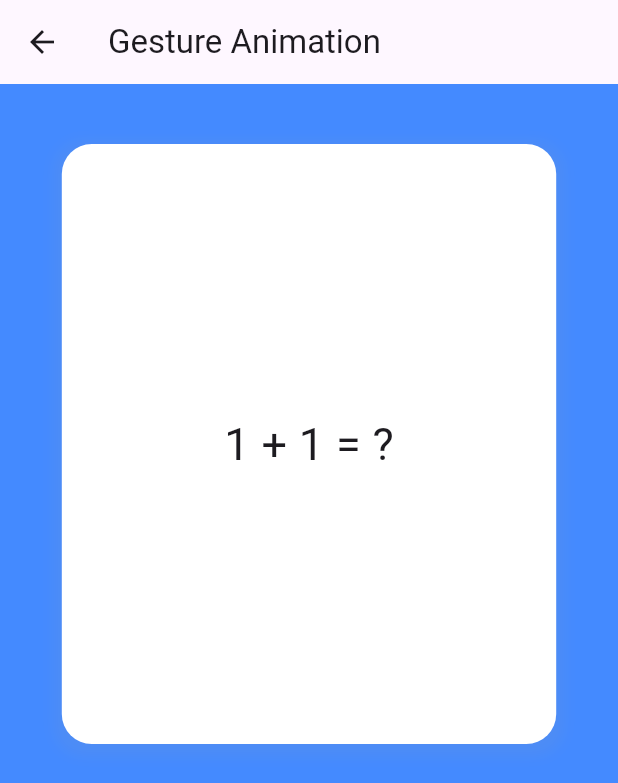
After one commit to GyuJae/flutter_animation_assignment, a Flutter app: the screen it shows after launch, after a tap on "Gesture Animation", on a phone screen of 412 x 824 dp. The commit adds this screen. Shown: the top 783 px of the screen. Run offline on Flutter 3.47's test engine with Material 3 defaults, Android fonts, the phone set to English and light mode, and no system bars.

Commit message:
wip: gesture animation

```diff
--- /dev/null
+++ b/lib/screens/gesture_animation_screen.dart
@@ -0,0 +1,272 @@
+import 'dart:math';
+
+import 'package:flutter/material.dart';
+
+class GestureAnimationScreen extends StatefulWidget {
+  const GestureAnimationScreen({super.key});
+
+  @override
+  State<GestureAnimationScreen> createState() => _GestureAnimationScreenState();
+}
+
+class _GestureAnimationScreenState extends State<GestureAnimationScreen>
+    with SingleTickerProviderStateMixin {
+  late final size = MediaQuery.of(context).size;
+
+  late final _animationController = AnimationController(
+    vsync: this,
+    duration: const Duration(milliseconds: 500),
+    lowerBound: size.width * -1,
+    upperBound: size.width,
+    value: 0.0,
+  );
+
+  late final _rotation = RotationTween(
+    begin: -15,
+    end: 15,
+  );
+
+  late final _scale = ScaleTween(
+    begin: 0.8,
+    end: 1.0,
+  );
+
+  CardState cardState = CardState.inProgress;
+
+  @override
+  void initState() {
+    super.initState();
+  }
+
+  @override
+  void dispose() {
+    super.dispose();
+    _animationController.dispose();
+  }
+
+  void _onHorizontalDragUpdate(DragUpdateDetails details) {
+    _animationController.value += details.primaryDelta!;
+    setState(() {
+      cardState = CardState.positionOf(_animationController.value);
+    });
+  }
+
+  void _onHorizontalDragEnd(DragEndDetails details) {
+    _animationController.animateTo(0);
+    setState(() {
+      cardState = CardState.inProgress;
+    });
+  }
+
+  @override
+  Widget build(BuildContext context) {
+    return Scaffold(
+      appBar: AppBar(title: const Text("Gesture Animation")),
+      backgroundColor: cardState.color,
+      body: Column(
+        crossAxisAlignment: CrossAxisAlignment.stretch,
+        children: [
+          const SizedBox(height: 40),
+          AnimatedBuilder(
+            animation: _animationController,
+            builder: (context, child) {
+              return Stack(
+                alignment: Alignment.center,
+                children: [
+                  Transform.scale(
+                    scale: _scale.toScale(
+                      position: _animationController.value,
+                      width: size.width,
+                    ),
+                    child: Card(
+                      size: size,
+                      question: Question(answer: "2", question: "1 + 1 = ?"),
+                    ),
+                  ),
+                  GestureDetector(
+                    onHorizontalDragUpdate: _onHorizontalDragUpdate,
+                    onHorizontalDragEnd: _onHorizontalDragEnd,
+                    child: Transform.translate(
+                      offset: Offset(_animationController.value, 0),
+                      child: Transform.rotate(
+                        angle: _rotation.toAngle(
+                          position: _animationController.value,
+                          width: size.width,
+                        ),
+                        child: Card(
+                          size: size,
+                          question: Question(
+                            answer: "2",
+                            question: "1 + 1 = ?",
+                          ),
+                        ),
+                      ),
+                    ),
+                  )
+                ],
+              );
+            },
+          )
+        ],
+      ),
+    );
+  }
+}
+
+class Card extends StatefulWidget {
+  final Size size;
+  final Question question;
+
+  const Card({
+    super.key,
+    required this.size,
+    required this.question,
+  });
+
+  @override
+  State<Card> createState() => _CardState();
+}
+
+class _CardState extends State<Card> with SingleTickerProviderStateMixin {
+  late final AnimationController _animationController = AnimationController(
+    vsync: this,
+    duration: const Duration(milliseconds: 500),
+  );
+
+  bool _flip = false;
+
+  void _onTap() {
+    if (_flip) {
+      _animationController.reverse();
+    } else {
+      _animationController.forward();
+    }
+    setState(() {
+      _flip = !_flip;
+    });
+  }
+
+  @override
+  void initState() {
+    super.initState();
+  }
+
+  @override
+  void dispose() {
+    super.dispose();
+    _animationController.dispose();
+  }
+
+  @override
+  Widget build(BuildContext context) {
+    return AnimatedBuilder(
+      animation: _animationController,
+      builder: (context, child) {
+        double angle = _animationController.value * 3.1415926535897932;
+        if (_animationController.value >= 0.5) {
+          angle = (1.0 - _animationController.value) * 3.1415926535897932;
+        }
+        return Transform(
+          transform: Matrix4.identity()
+            ..setEntry(3, 2, 0.001)
+            ..rotateY(angle),
+          origin: Offset(widget.size.width / 2, 200),
+          child: GestureDetector(
+            onTap: _onTap,
+            child: Container(
+              width: widget.size.width * 0.8,
+              height: 400,
+              decoration: BoxDecoration(
+                color: Colors.white,
+                borderRadius: BorderRadius.circular(20),
+                boxShadow: [
+                  BoxShadow(
+                    color: Colors.grey.withOpacity(0.1),
+                    spreadRadius: 5,
+                    blurRadius: 7,
+                    offset: const Offset(0, 3),
+                  ),
+                ],
+              ),
+              child: Center(
+                child: Text(
+                  _flip ? widget.question.answer : widget.question.question,
+                  style: const TextStyle(
+                    fontSize: 30,
+                  ),
+                ),
+              ),
+            ),
+          ),
+        );
+      },
+    );
+  }
+}
+
+enum CardState implements Comparable<CardState> {
+  toReview(message: "Need to review", color: Colors.redAccent),
+  inProgress(message: "In progress", color: Colors.blueAccent),
+  understood(message: "I got it right", color: Colors.greenAccent);
+
+  final String message;
+  final Color color;
+
+  const CardState({
+    required this.message,
+    required this.color,
+  });
+
+  @override
+  int compareTo(CardState other) => index.compareTo(other.index);
+
+  static CardState positionOf(double value) {
+    if (value > 0) {
+      return CardState.understood;
+    } else if (value < 0) {
+      return CardState.toReview;
+    } else {
+      return CardState.inProgress;
+    }
+  }
+}
+
+class RotationTween extends Tween<double> {
+  RotationTween({required double begin, required double end})
+      : super(
+          begin: begin,
+          end: end,
+        );
+
+  toAngle({
+    required double position,
+    required double width,
+  }) {
+    return transform((position + width / 2) / width) * pi / 180;
+  }
+}
+
+class ScaleTween extends Tween<double> {
+  ScaleTween({required double begin, required double end})
+      : super(
+          begin: begin,
+          end: end,
+        );
+
+  toScale({
+    required double position,
+    required double width,
+  }) {
+    return transform(position.abs() / width);
+  }
+}
+
+class Question {
+  final String question;
+  final String answer;
+
+  Question({
+    required this.question,
+    required this.answer,
+  });
+}
--- a/lib/screens/home_screen.dart
+++ b/lib/screens/home_screen.dart
@@ -1,5 +1,6 @@
 import 'package:animation_assignment_app/screens/custom_painter_screen.dart';
 import 'package:animation_assignment_app/screens/explicit_animations_screen.dart';
+import 'package:animation_assignment_app/screens/gesture_animation_screen.dart';
 import 'package:animation_assignment_app/screens/implicit_animations_screen.dart';
 import 'package:flutter/material.dart';
 
@@ -54,6 +55,20 @@ class HomeScreen extends StatelessWidget {
               },
               child: const Text("Custom Painter"),
             ),
+          ),
+          const SizedBox(height: 5),
+          Center(
+            child: ElevatedButton(
+              onPressed: () {
+                Navigator.push(
+                  context,
+                  MaterialPageRoute(
+                    builder: (context) => const GestureAnimationScreen(),
+                  ),
+                );
+              },
+              child: const Text("Gesture Animation"),
+            ),
           )
         ],
       ),
```
